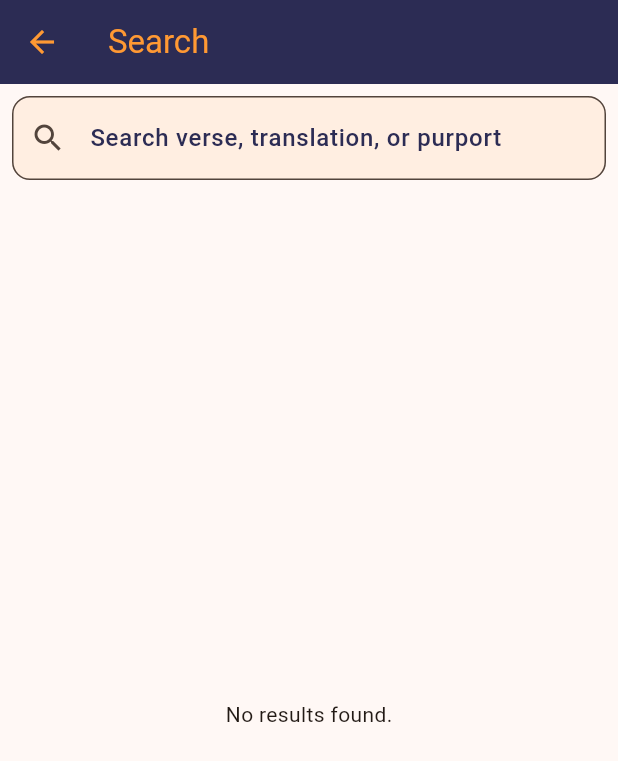
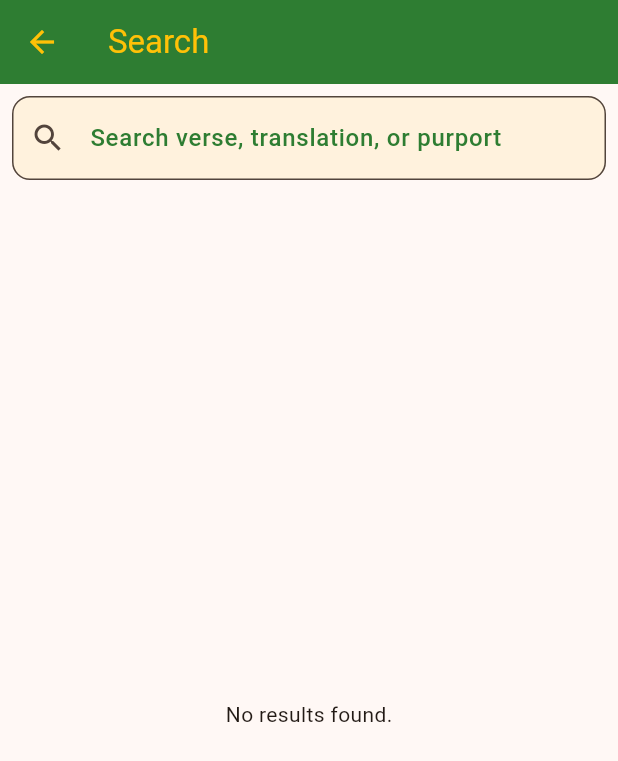
Before and after one commit to ppsspp18/Sanskrit-Recitation-App, a Flutter app: the HomePage screen opened directly, after a tap on the "search" icon, on a phone screen of 412 x 824 dp. Shown: the top 761 px of the screen. Run offline on Flutter 3.47's test engine with Material 3 defaults, Android fonts, the phone set to English and light mode, and no system bars; our stand-ins replace audioplayers, firebase_core, shared_preferences; accounts and stored records are empty.

Commit message:
changed ui

```diff
--- a/lib/home.dart
+++ b/lib/home.dart
@@ -1,9 +1,9 @@
 import 'package:flutter/material.dart';
 import 'package:sanskrit_racitatiion_project/setting_screen/settings_screen.dart';
-// import 'package:sanskrit_racitatiion_project/verse_page/chapterPage.dart';
 import 'package:sanskrit_racitatiion_project/chapter_page.dart';
 import 'package:sanskrit_racitatiion_project/search.dart';
 import 'package:sanskrit_racitatiion_project/bookmark_screen/book_mark.dart';
+import 'package:sanskrit_racitatiion_project/widgets/colors.dart';
 
 class HomePage extends StatefulWidget {
   const HomePage({super.key});
@@ -29,11 +29,11 @@ class _HomePageState extends State<HomePage> {
         fontWeight: FontWeight.bold,
         fontSize: 14,
         letterSpacing: 2,
-        color: Color(0xFFFF9933),
+        color: color2,
           ),
         ),
-        backgroundColor: Color(0xFF2C2C54),
-        foregroundColor: Color(0xFFFF9933),
+        backgroundColor: color1,
+        foregroundColor: color2,
         elevation: 6,
         centerTitle: true,
         shape: const RoundedRectangleBorder(
@@ -49,7 +49,7 @@ class _HomePageState extends State<HomePage> {
                 MaterialPageRoute(builder: (context) => const SearchScreen()),
               );
             },
-            icon: const Icon(Icons.search, color: Color(0xFFFF9933)), // Search icon
+            icon: const Icon(Icons.search, color: color2), // Search icon
             tooltip: 'Search',
           ),
           IconButton(
@@ -59,7 +59,7 @@ class _HomePageState extends State<HomePage> {
                 MaterialPageRoute(builder: (context) =>  BookmarkScreen()),
               );
             },
-            icon: const Icon(Icons.bookmark, color: Color(0xFFFF9933)), // Bookmark icon
+            icon: const Icon(Icons.bookmark, color: color2), // Bookmark icon
           ),
           IconButton(
             onPressed: () {
@@ -68,7 +68,7 @@ class _HomePageState extends State<HomePage> {
                 MaterialPageRoute(builder: (context) => const SettingsScreen()),
               );
             },
-            icon: const Icon(Icons.settings, color: Color(0xFFFF9933)), // Settings icon
+            icon: const Icon(Icons.settings, color: color2), // Settings icon
             tooltip: 'Settings',
           ),
         ],
@@ -111,7 +111,7 @@ class _HomePageState extends State<HomePage> {
             return Card(
 
               shape: RoundedRectangleBorder(borderRadius: BorderRadius.circular(12)),
-              color: const Color(0xFFFFE0B2),
+              color: color3,
               child: Padding(
               padding: const EdgeInsets.all(8.0),
               child: Column(
@@ -124,7 +124,7 @@ class _HomePageState extends State<HomePage> {
                   fontWeight: FontWeight.bold,
 
                   fontSize: 18, // Increased from 15 to 18
-                  color: Colors.deepPurple,
+                  color: color1,
 
                   ),
                   textAlign: TextAlign.center,
@@ -145,14 +145,14 @@ class _HomePageState extends State<HomePage> {
                   children: [
                   ElevatedButton.icon(
                     style: ElevatedButton.styleFrom(
-                    backgroundColor: Color(0xFF2C2C54),
-                    foregroundColor: Color(0xFFFF9933),
+                    backgroundColor: color1,
+                    foregroundColor: color2,
                     padding: const EdgeInsets.symmetric(horizontal: 6, vertical: 6),
                     shape: RoundedRectangleBorder(borderRadius: BorderRadius.circular(6)),
                     textStyle: const TextStyle(fontSize: 13), // Increased from 11 to 13
                     minimumSize: const Size(0, 30),
                     ),
-                    icon: const Icon(Icons.menu_book, size: 16),
+                    icon: const Icon(Icons.menu_book, size: 16, color: color2),
                     label: const Text('Read'),
                     onPressed: () {
                     Navigator.push(
@@ -164,15 +164,15 @@ class _HomePageState extends State<HomePage> {
                   const SizedBox(height: 5),
                   ElevatedButton.icon(
                     style: ElevatedButton.styleFrom(
-                    backgroundColor: Color(0xFF2C2C54),
-                    foregroundColor: Color(0xFFFF9933),
-                    side: const BorderSide(color: Colors.deepPurpleAccent),
+                    backgroundColor: color1,
+                    foregroundColor: color2,
+                    side: const BorderSide(color: color1),
                     padding: const EdgeInsets.symmetric(horizontal: 6, vertical: 6),
                     shape: RoundedRectangleBorder(borderRadius: BorderRadius.circular(6)),
                     textStyle: const TextStyle(fontSize: 13), // Increased from 11 to 13
                     minimumSize: const Size(0, 30),
                     ),
-                    icon: const Icon(Icons.lightbulb, size: 16),
+                    icon: const Icon(Icons.lightbulb, size: 16, color: color2),
                     label: const Text('Learn'),
                     onPressed: () {
                     ScaffoldMessenger.of(context).showSnackBar(
--- a/lib/search.dart
+++ b/lib/search.dart
@@ -2,6 +2,7 @@ import 'package:flutter/material.dart';
 import 'dart:convert';
 import 'package:flutter/services.dart' show rootBundle;
 import 'package:sanskrit_racitatiion_project/bookmark_screen/bookmark_manager.dart';
+import 'package:sanskrit_racitatiion_project/widgets/colors.dart';
 
 
 class SearchScreen extends StatefulWidget {
@@ -154,8 +155,8 @@ class _SearchScreenState extends State<SearchScreen> {
     return Scaffold(
       appBar: AppBar(
           title: const Text('Search'),
-          backgroundColor: const Color(0xFF2C2C54),
-          foregroundColor: const Color(0xFFFF9933),
+          backgroundColor: color1,
+          foregroundColor: color2,
       ),
       body: Column(
         children: [
@@ -163,12 +164,12 @@ class _SearchScreenState extends State<SearchScreen> {
             padding: const EdgeInsets.all(8.0),
             child: TextField(
               controller: _searchController,
-              style: const TextStyle(color: Color(0xFF2C2C54), fontWeight: FontWeight.w500),
+              style: const TextStyle(color: color1, fontWeight: FontWeight.w500),
               decoration: InputDecoration(
                 filled: true,
-                fillColor: Color(0xFFFF9933).withOpacity(0.1),
+                fillColor: color2.withOpacity(0.1),
                 hintText: 'Search verse, translation, or purport',
-                hintStyle: const TextStyle(color: Color(0xFF2C2C54)),
+                hintStyle: const TextStyle(color: color1),
                 prefixIcon: const Icon(Icons.search),
                 border: OutlineInputBorder(borderRadius: BorderRadius.circular(12)),
               ),
@@ -190,11 +191,11 @@ class _SearchScreenState extends State<SearchScreen> {
                   title:
                   Row(
                   children: [
-                    Text("Verse ${item['chapter']}.${item['shloka']}", style: TextStyle(color: Color(0xFF2C2C54), fontWeight: FontWeight.bold)),
+                    Text("Verse ${item['chapter']}.${item['shloka']}", style: TextStyle(color: color1, fontWeight: FontWeight.bold)),
                     IconButton(
                       icon: Icon(
                         isBookmarked ? Icons.bookmark : Icons.bookmark_border,
-                        color: isBookmarked ? Color(0xFF2C2C54) : Color(0xFF2C2C54),
+                        color: isBookmarked ? color1 : color1,
                       ),
                       onPressed: () => _toggleBookmark(verseId),
                     ),
@@ -203,13 +204,13 @@ class _SearchScreenState extends State<SearchScreen> {
                   subtitle: Column(
                     crossAxisAlignment: CrossAxisAlignment.start,
                     children: [
-                      Text("Verse: ", style: TextStyle(color: Color(0xFF2C2C54), fontWeight: FontWeight.bold)),
+                      Text("Verse: ", style: TextStyle(color: color1, fontWeight: FontWeight.bold)),
                       highlightText(item['english'], _searchController.text),
                       const SizedBox(height: 4),
-                      Text("Translation:",style: TextStyle(color: Color(0xFF2C2C54), fontWeight: FontWeight.bold)),
+                      Text("Translation:",style: TextStyle(color: color1, fontWeight: FontWeight.bold)),
                       highlightText(item['translation'], _searchController.text),
                       const SizedBox(height: 4),
-                      Text("Purport:", style: TextStyle(color: Color(0xFF2C2C54), fontWeight: FontWeight.bold)),
+                      Text("Purport:", style: TextStyle(color: color1, fontWeight: FontWeight.bold)),
                       highlightText(item['purport'], _searchController.text),
                     ],
                   ),
--- /dev/null
+++ b/lib/widgets/colors.dart
@@ -0,0 +1,21 @@
+import 'package:flutter/material.dart';
+
+// indigo and saffron
+// const Color color1 = Color(0xFF2C2C54);
+// const Color color2 = Color(0xFFFF9933);
+// const Color color3 = Color(0xFFFFE0B2);
+
+// green and gold
+const Color color1 = Color(0xFF2E7D32);
+const Color color2 = Color(0xFFFFC107);
+const Color color3 = Color(0xFFF9E79F);
+
+// blue and amber
+// const Color color1 = Color(0xFF006D77);
+// const Color color2 = Color(0xFFFFB300);
+// const Color color3 = Color(0xFFF9E79F);
+
+// pink and red
+// const Color color1 = Color(0xFFC2185B);
+// const Color color2 = Color(0xFF4A0000);
+// const Color color3 = Color(0xFFFFE4E1);
```
Also changed, not shown: lib/bookmark_screen/book_mark.dart (+13 -12 lines), lib/bookmark_screen/book_mark_chapter_page.dart (+6 -5 lines), lib/chapter_page.dart (+7 -6 lines), lib/verse_page/verse_detail_screen.dart (+19 -23 lines).
